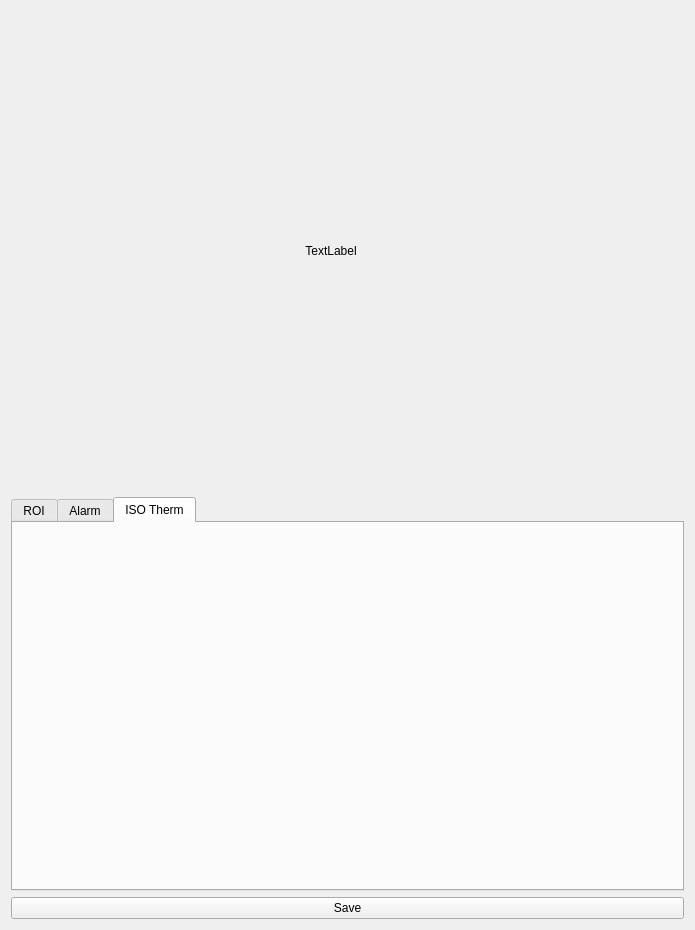
The window that ROI/roi.ui (sue9010/IPCamera) describes before a commit, drawn with Qt 5.
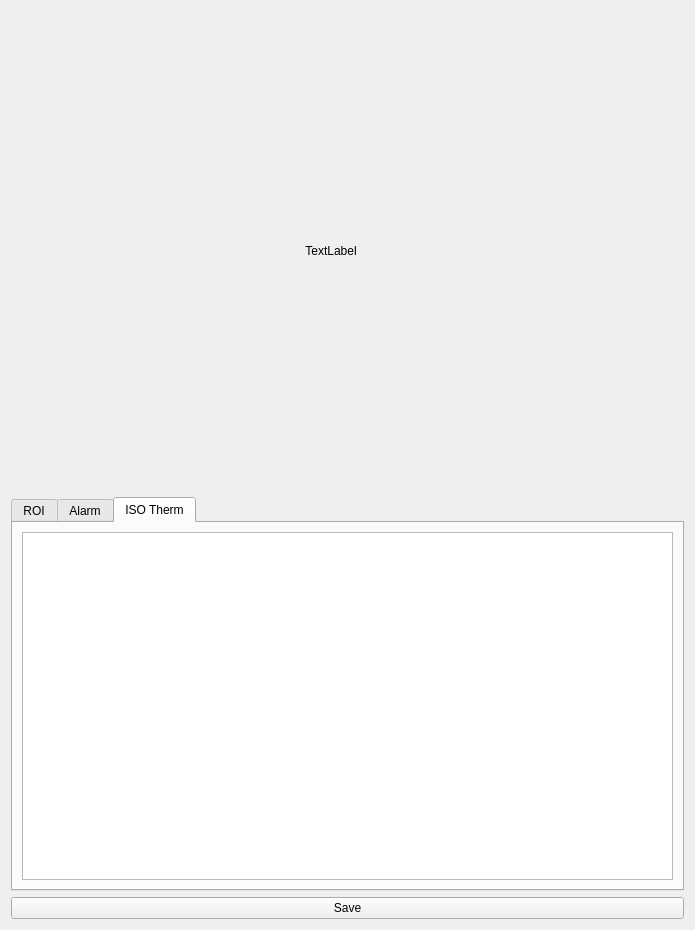
The same window after the commit. The open tabs and pages were chosen to show the change. Custom widgets are drawn as their Qt base class.

Commit message: iso table 기능 구현

Diff of the .ui file:
```diff
--- a/ROI/roi.ui
+++ b/ROI/roi.ui
@@ -152,6 +152,11 @@
       <attribute name="title">
        <string>ISO Therm</string>
       </attribute>
+      <layout class="QVBoxLayout" name="verticalLayout_4">
+       <item>
+        <widget class="QTableWidget" name="iso_table"/>
+       </item>
+      </layout>
      </widget>
     </widget>
    </item>
```
Left out of the diff: 2 changed lines with no effect on the pictures. The commit also changes 3 other files.
